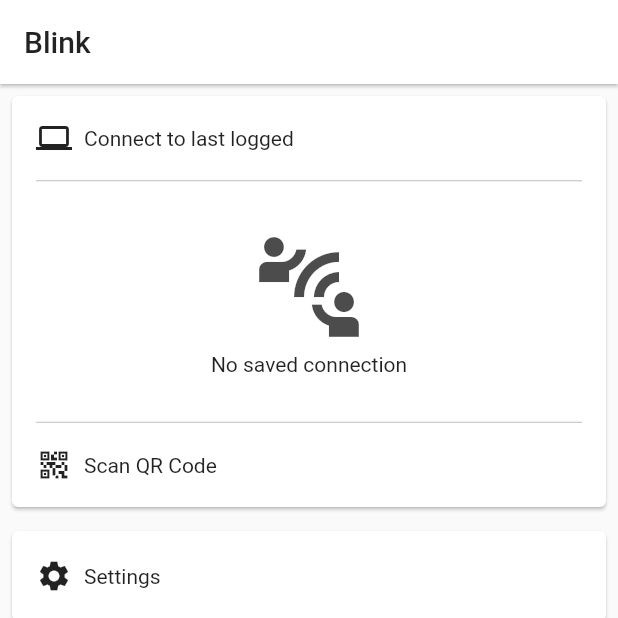
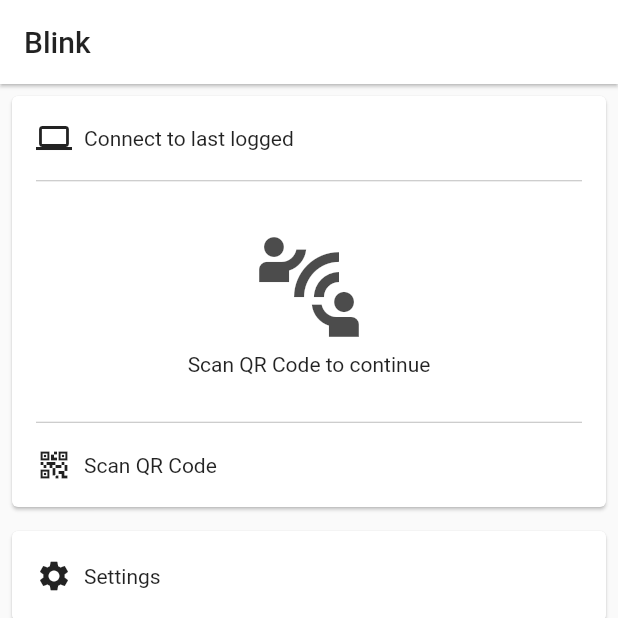
Before and after one commit to raysummee/blink-app, a Flutter app: the screen it shows after launch, on a phone screen of 412 x 824 dp, the top half of it. Run offline on Flutter 3.47's test engine with Material 2 defaults, Android fonts, the phone set to English and light mode, and no system bars; our stand-ins replace fluttericon, objectbox; missing offline and left inert: qr_code_scanner; generated files the repository leaves out were written again.

Commit message:
blink scan save is extracted to different model

```diff
--- a/lib/components/cards/ConnectCard.dart
+++ b/lib/components/cards/ConnectCard.dart
@@ -1,6 +1,7 @@
 import 'package:blink_app/logic/helper/HelperBlinkScan.dart';
 import 'package:blink_app/screens/qrScanner.dart';
 import 'package:flutter/material.dart';
+import 'package:fluttericon/iconic_icons.dart';
 
 class ConnectCard extends StatelessWidget {
   const ConnectCard({ Key? key }) : super(key: key);
@@ -10,7 +11,10 @@ class ConnectCard extends StatelessWidget {
     return Card(
       margin: EdgeInsets.all(8),
       child: Container(
-        child: Column(
+        child: StreamBuilder<void>(
+          stream: HelperBlinkScan().listen(),
+          builder: (context, snapshot) {
+            return Column(
               children: [
                 InkWell(
                   onTap: (){
@@ -38,12 +42,10 @@ class ConnectCard extends StatelessWidget {
                 ),
                 Container(
                   height: 160,
-              child: StreamBuilder<void>(
-                stream: HelperBlinkScan().listen(),
-                builder: (context, snapshot) {
-                  return AnimatedSwitcher(
+                  child: AnimatedSwitcher(
                     duration: Duration(milliseconds: 300),
-                    child: HelperBlinkScan().readAll().isEmpty? Column(
+                    child: HelperBlinkScan().read() == null? Column(
+                      key: ValueKey<int>(0),
                       mainAxisAlignment: MainAxisAlignment.center,
                       children: [
                         Icon(
@@ -55,12 +57,33 @@ class ConnectCard extends StatelessWidget {
                           height: 4,
                         ),
                         Text(
-                          "No saved connection"
+                          "Scan QR Code to continue"
                         )
                       ],
-                    ):Text("Some connection are saved!"),
-                  );
-                }
+                    ):
+                    Column(
+                      key: ValueKey<int>(1),
+                      mainAxisAlignment: MainAxisAlignment.center,
+                      children: [
+                        Icon(
+                          Icons.connected_tv,
+                          size: 80,
+                          color: Colors.black.withOpacity(0.70),
+                        ),
+                        SizedBox(
+                          height: 4,
+                        ),
+                        Text(
+                          "${HelperBlinkScan().read()!.machine}"
+                        ),
+                        SizedBox(
+                          height: 2,
+                        ),
+                        Text(
+                          "${HelperBlinkScan().read()!.address}"
+                        )
+                      ],
+                    )
                   ),
                 ),
                 Divider(
@@ -71,17 +94,21 @@ class ConnectCard extends StatelessWidget {
                 ),
                 InkWell(
                   onTap: () async {
+                    if(HelperBlinkScan().read() != null){
+                      HelperBlinkScan().deleteAll();
+                      return;
+                    }
                     Navigator.of(context).push(MaterialPageRoute(builder: (_)=>QrScanner()));
                   },
                   child: Padding(
                     padding: const EdgeInsets.all(16),
                     child: Row(
                       children: [
-                    Icon(Icons.qr_code_2),
+                        Icon(HelperBlinkScan().read()==null?Icons.qr_code_2:Icons.signal_wifi_connected_no_internet_4_rounded),
                         SizedBox(width: 8,),
                         Expanded(
                           child: Text(
-                        "Scan QR Code"
+                            HelperBlinkScan().read()==null?"Scan QR Code":"Disconnect"
                           )
                         )
                       ],
@@ -89,6 +116,8 @@ class ConnectCard extends StatelessWidget {
                   ),
                 ),
               ],
+            );
+          }
         ),
       ),
     );
--- a/lib/db/db.dart
+++ b/lib/db/db.dart
@@ -1,8 +1,6 @@
 import 'dart:io';
-
 import 'package:blink_app/objectbox.g.dart';
 import 'package:objectbox/objectbox.dart';
-import 'package:path_provider/path_provider.dart';
 
 class Db{
   static Store? _store;
--- a/lib/logic/helper/HelperBlinkScan.dart
+++ b/lib/logic/helper/HelperBlinkScan.dart
@@ -1,19 +1,16 @@
-
 import 'package:blink_app/db/db.dart';
 import 'package:blink_app/logic/models/modelBlinkScan.dart';
-import 'package:blink_app/objectbox.g.dart';
 import 'package:objectbox/objectbox.dart';
 
 class HelperBlinkScan{
-  List<ModelBlinkScan> readAll(){
-    return Db.store!.box<ModelBlinkScan>().getAll();
+  ModelBlinkScan? read(){
+    return Db.store!.box<ModelBlinkScan>().get(1);
   }
 
   void deleteAll(){
     Db.store!.box<ModelBlinkScan>().removeAll();
   }
 
-  //if id == 0, add new, else will update existing
   void putOne(ModelBlinkScan blinkScan){
     Db.store!.box<ModelBlinkScan>().put(blinkScan);
   }
--- a/lib/logic/models/modelBlinkScan.dart
+++ b/lib/logic/models/modelBlinkScan.dart
@@ -2,15 +2,17 @@ import 'package:objectbox/objectbox.dart';
 
 @Entity()
 class ModelBlinkScan{
-  int id=0;
+  @Id(assignable: true)
+  late int id;
   late String machine;
   late String address;
   late String username;
   late String password;
-  ModelBlinkScan({required this.machine, required this.address, required this.username, required this.password});
+  ModelBlinkScan({required this.id, required this.machine, required this.address, required this.username, required this.password});
 
   factory ModelBlinkScan.fromjson(Map<String, dynamic> body){
     return ModelBlinkScan(
+      id: 1,
       machine: body.containsKey("machine")?body['machine'].toString():"Machine",
       address: body.containsKey("address")?body['address'].toString():"",
       username: body.containsKey("username")?body['username'].toString():"",
--- a/lib/screens/qrScanner.dart
+++ b/lib/screens/qrScanner.dart
@@ -1,6 +1,7 @@
 import 'dart:convert';
 import 'dart:io';
 
+import 'package:blink_app/logic/helper/HelperBlinkScan.dart';
 import 'package:blink_app/logic/models/modelBlinkScan.dart';
 import 'package:flutter/foundation.dart';
 import 'package:flutter/material.dart';
@@ -87,7 +88,10 @@ class _QrScannerState extends State<QrScanner> {
                         borderRadius: BorderRadius.circular(15)
                       )
                     ),
-                    onPressed: blinkScan == null?null:(){},
+                    onPressed: blinkScan == null?null:(){
+                      HelperBlinkScan().putOne(blinkScan!);
+                      Navigator.of(context).pop();
+                    },
                     child: Text("Continue"),
                   ),
                   SizedBox(height: 16,),
--- a/pubspec.yaml
+++ b/pubspec.yaml
@@ -28,6 +28,7 @@ dependencies:
   objectbox: ^1.0.0
   objectbox_flutter_libs: ^1.0.0
   path_provider: ^2.0.2
+  fluttericon: ^2.0.0
 
 dev_dependencies:
   flutter_test:
```
Also changed, not shown: lib/logic/models/modelBlinkScanSaved.dart (added, +23 -0 lines), lib/objectbox-model.json (+51 -2 lines). Lines whose indentation alone changed are shown as unchanged.
